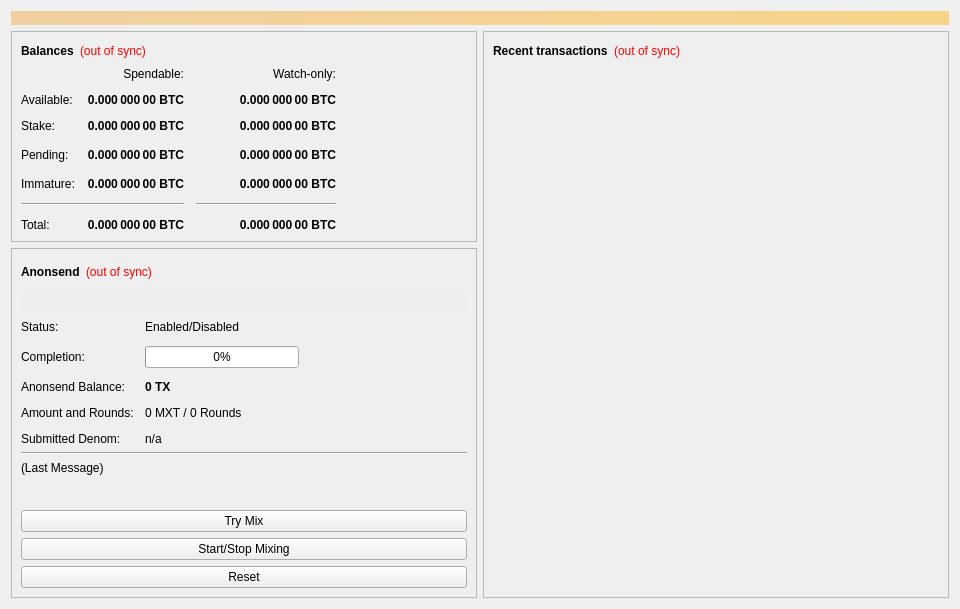
The window that src/qt/forms/overviewpage.ui (martexcoin/martexcoin_4x) describes before a commit, drawn with Qt 5.
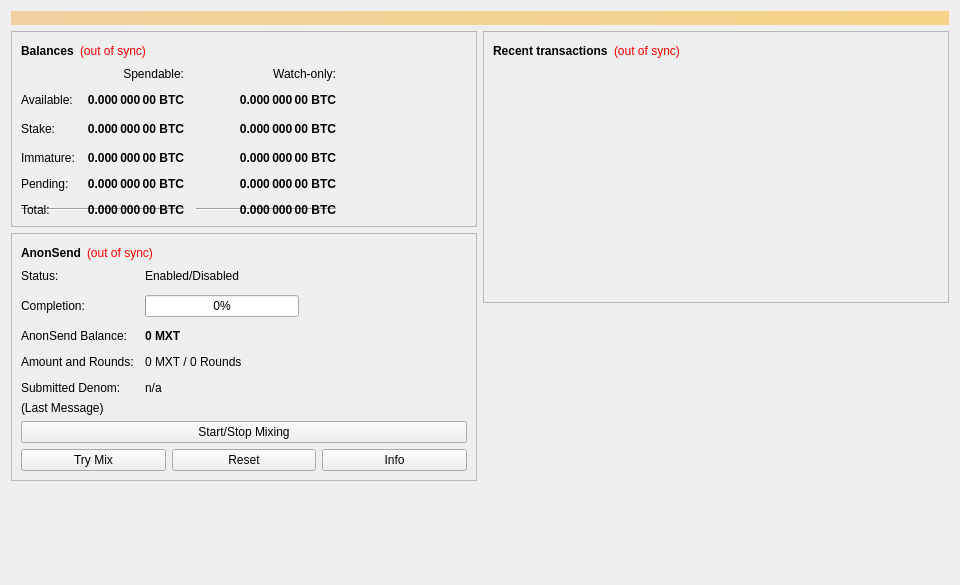
The same window after the commit.

What changed in the file:
```diff
--- a/src/qt/forms/overviewpage.ui
+++ b/src/qt/forms/overviewpage.ui
@@ -7,7 +7,7 @@
     <x>0</x>
     <y>0</y>
     <width>960</width>
-    <height>594</height>
+    <height>585</height>
    </rect>
   </property>
   <property name="minimumSize">
@@ -103,7 +103,7 @@
             <property name="spacing">
              <number>12</number>
             </property>
-            <item row="3" column="2">
+            <item row="4" column="2">
              <widget class="QLabel" name="labelWatchPending">
               <property name="font">
                <font>
@@ -128,7 +128,7 @@
               </property>
              </widget>
             </item>
-            <item row="3" column="1">
+            <item row="4" column="1">
              <widget class="QLabel" name="labelUnconfirmed">
               <property name="font">
                <font>
@@ -153,7 +153,57 @@
               </property>
              </widget>
             </item>
-            <item row="4" column="2">
+            <item row="2" column="2">
+             <widget class="QLabel" name="labelWatchStake">
+              <property name="font">
+               <font>
+                <weight>75</weight>
+                <bold>true</bold>
+               </font>
+              </property>
+              <property name="cursor">
+               <cursorShape>IBeamCursor</cursorShape>
+              </property>
+              <property name="toolTip">
+               <string>Unconfirmed transactions to watch-only addresses</string>
+              </property>
+              <property name="text">
+               <string notr="true">0.000 000 00 BTC</string>
+              </property>
+              <property name="alignment">
+               <set>Qt::AlignRight|Qt::AlignTrailing|Qt::AlignVCenter</set>
+              </property>
+              <property name="textInteractionFlags">
+               <set>Qt::LinksAccessibleByMouse|Qt::TextSelectableByKeyboard|Qt::TextSelectableByMouse</set>
+              </property>
+             </widget>
+            </item>
+            <item row="2" column="1">
+             <widget class="QLabel" name="labelStake">
+              <property name="font">
+               <font>
+                <weight>75</weight>
+                <bold>true</bold>
+               </font>
+              </property>
+              <property name="cursor">
+               <cursorShape>IBeamCursor</cursorShape>
+              </property>
+              <property name="toolTip">
+               <string>Total of transactions that have yet to be confirmed, and do not yet count toward the spendable balance</string>
+              </property>
+              <property name="text">
+               <string notr="true">0.000 000 00 BTC</string>
+              </property>
+              <property name="alignment">
+               <set>Qt::AlignRight|Qt::AlignTrailing|Qt::AlignVCenter</set>
+              </property>
+              <property name="textInteractionFlags">
+               <set>Qt::LinksAccessibleByMouse|Qt::TextSelectableByKeyboard|Qt::TextSelectableByMouse</set>
+              </property>
+             </widget>
+            </item>
+            <item row="3" column="2">
              <widget class="QLabel" name="labelWatchImmature">
               <property name="font">
                <font>
@@ -204,14 +254,14 @@
               </property>
              </widget>
             </item>
-            <item row="6" column="0">
+            <item row="5" column="0">
              <widget class="QLabel" name="labelTotalText">
               <property name="text">
                <string>Total:</string>
               </property>
              </widget>
             </item>
-            <item row="4" column="1">
+            <item row="3" column="1">
              <widget class="QLabel" name="labelImmature">
               <property name="font">
                <font>
@@ -236,7 +286,7 @@
               </property>
              </widget>
             </item>
-            <item row="3" column="3">
+            <item row="2" column="3">
              <spacer name="horizontalSpacer_2">
               <property name="orientation">
                <enum>Qt::Horizontal</enum>
@@ -249,14 +299,21 @@
               </property>
              </spacer>
             </item>
-            <item row="4" column="0">
+            <item row="2" column="0">
+             <widget class="QLabel" name="labelStakeText">
+              <property name="text">
+               <string>Stake:</string>
+              </property>
+             </widget>
+            </item>
+            <item row="3" column="0">
              <widget class="QLabel" name="labelImmatureText">
               <property name="text">
                <string>Immature:</string>
               </property>
              </widget>
             </item>
-            <item row="6" column="1">
+            <item row="5" column="1">
              <widget class="QLabel" name="labelTotal">
               <property name="font">
                <font>
@@ -281,7 +338,7 @@
               </property>
              </widget>
             </item>
-            <item row="6" column="2">
+            <item row="5" column="2">
              <widget class="QLabel" name="labelWatchTotal">
               <property name="font">
                <font>
@@ -348,63 +405,6 @@
               </property>
              </widget>
             </item>
-            <item row="2" column="0">
-             <widget class="QLabel" name="label_10">
-              <property name="text">
-               <string>Stake:</string>
-              </property>
-             </widget>
-            </item>
-            <item row="2" column="1">
-             <widget class="QLabel" name="labelStake">
-              <property name="font">
-               <font>
-                <weight>75</weight>
-                <bold>true</bold>
-               </font>
-              </property>
-              <property name="cursor">
-               <cursorShape>IBeamCursor</cursorShape>
-              </property>
-              <property name="toolTip">
-               <string>Total of coins that was staked, and do not yet count toward the current balance</string>
-              </property>
-              <property name="text">
-               <string notr="true">0.000 000 00 BTC</string>
-              </property>
-              <property name="alignment">
-               <set>Qt::AlignRight|Qt::AlignTrailing|Qt::AlignVCenter</set>
-              </property>
-              <property name="textInteractionFlags">
-               <set>Qt::LinksAccessibleByMouse|Qt::TextSelectableByKeyboard|Qt::TextSelectableByMouse</set>
-              </property>
-             </widget>
-            </item>
-            <item row="2" column="2">
-             <widget class="QLabel" name="labelWatchStake">
-              <property name="font">
-               <font>
-                <weight>75</weight>
-                <bold>true</bold>
-               </font>
-              </property>
-              <property name="cursor">
-               <cursorShape>IBeamCursor</cursorShape>
-              </property>
-              <property name="toolTip">
-               <string>Total of coins that was staked in watch-only addresses, and do not yet count toward the current watch-only balance</string>
-              </property>
-              <property name="text">
-               <string notr="true">0.000 000 00 BTC</string>
-              </property>
-              <property name="alignment">
-               <set>Qt::AlignRight|Qt::AlignTrailing|Qt::AlignVCenter</set>
-              </property>
-              <property name="textInteractionFlags">
-               <set>Qt::LinksAccessibleByMouse|Qt::TextSelectableByKeyboard|Qt::TextSelectableByMouse</set>
-              </property>
-             </widget>
-            </item>
             <item row="1" column="2">
              <widget class="QLabel" name="labelWatchAvailable">
               <property name="font">
@@ -430,7 +430,7 @@
               </property>
              </widget>
             </item>
-            <item row="3" column="0">
+            <item row="4" column="0">
              <widget class="QLabel" name="labelPendingText">
               <property name="text">
                <string>Pending:</string>
@@ -453,19 +453,7 @@
         </widget>
        </item>
        <item>
-        <widget class="QFrame" name="frameAnonsend">
-         <property name="sizePolicy">
-          <sizepolicy hsizetype="Expanding" vsizetype="Expanding">
-           <horstretch>0</horstretch>
-           <verstretch>0</verstretch>
-          </sizepolicy>
-         </property>
-         <property name="minimumSize">
-          <size>
-           <width>0</width>
-           <height>350</height>
-          </size>
-         </property>
+        <widget class="QFrame" name="frameAnonSend">
          <property name="layoutDirection">
           <enum>Qt::LeftToRight</enum>
          </property>
@@ -475,7 +463,7 @@
          <property name="frameShadow">
           <enum>QFrame::Raised</enum>
          </property>
-         <layout class="QVBoxLayout" name="verticalLayout_5">
+         <layout class="QVBoxLayout" name="VerticalLayout_PS1">
           <item>
            <layout class="QHBoxLayout" name="horizontalLayout_5">
             <item>
@@ -487,7 +475,7 @@
                </font>
               </property>
               <property name="text">
-               <string>Anonsend</string>
+               <string>AnonSend</string>
               </property>
              </widget>
             </item>
@@ -523,438 +511,7 @@
            </layout>
           </item>
           <item>
-           <widget class="QPushButton" name="runAutoDenom">
-            <property name="palette">
-             <palette>
-              <active>
-               <colorrole role="WindowText">
-                <brush brushstyle="SolidPattern">
-                 <color alpha="255">
-                  <red>0</red>
-                  <green>0</green>
-                  <blue>0</blue>
-                 </color>
-                </brush>
-               </colorrole>
-               <colorrole role="Button">
-                <brush brushstyle="SolidPattern">
-                 <color alpha="255">
-                  <red>239</red>
-                  <green>238</green>
-                  <blue>238</blue>
-                 </color>
-                </brush>
-               </colorrole>
-               <colorrole role="Light">
-                <brush brushstyle="SolidPattern">
-                 <color alpha="255">
-                  <red>255</red>
-                  <green>255</green>
-                  <blue>255</blue>
-                 </color>
-                </brush>
-               </colorrole>
-               <colorrole role="Midlight">
-                <brush brushstyle="SolidPattern">
-                 <color alpha="255">
-                  <red>247</red>
-                  <green>246</green>
-                  <blue>246</blue>
-                 </color>
-                </brush>
-               </colorrole>
-               <colorrole role="Dark">
-                <brush brushstyle="SolidPattern">
-                 <color alpha="255">
-                  <red>119</red>
-                  <green>119</green>
-                  <blue>119</blue>
-                 </color>
-                </brush>
-               </colorrole>
-               <colorrole role="Mid">
-                <brush brushstyle="SolidPattern">
-                 <color alpha="255">
-                  <red>159</red>
-                  <green>159</green>
-                  <blue>159</blue>
-                 </color>
-                </brush>
-               </colorrole>
-               <colorrole role="Text">
-                <brush brushstyle="SolidPattern">
-                 <color alpha="255">
-                  <red>0</red>
-                  <green>0</green>
-                  <blue>0</blue>
-                 </color>
-                </brush>
-               </colorrole>
-               <colorrole role="BrightText">
-                <brush brushstyle="SolidPattern">
-                 <color alpha="255">
-                  <red>255</red>
-                  <green>255</green>
-                  <blue>255</blue>
-                 </color>
-                </brush>
-               </colorrole>
-               <colorrole role="ButtonText">
-                <brush brushstyle="SolidPattern">
-                 <color alpha="255">
-                  <red>0</red>
-                  <green>0</green>
-                  <blue>0</blue>
-                 </color>
-                </brush>
-               </colorrole>
-               <colorrole role="Base">
-                <brush brushstyle="SolidPattern">
-                 <color alpha="255">
-                  <red>255</red>
-                  <green>255</green>
-                  <blue>255</blue>
-                 </color>
-                </brush>
-               </colorrole>
-               <colorrole role="Window">
-                <brush brushstyle="SolidPattern">
-                 <color alpha="255">
-                  <red>239</red>
-                  <green>238</green>
-                  <blue>238</blue>
-                 </color>
-                </brush>
-               </colorrole>
-               <colorrole role="Shadow">
-                <brush brushstyle="SolidPattern">
-                 <color alpha="255">
-                  <red>0</red>
-                  <green>0</green>
-                  <blue>0</blue>
-                 </color>
-                </brush>
-               </colorrole>
-               <colorrole role="AlternateBase">
-                <brush brushstyle="SolidPattern">
-                 <color alpha="255">
-                  <red>247</red>
-                  <green>246</green>
-                  <blue>246</blue>
-                 </color>
-                </brush>
-               </colorrole>
-               <colorrole role="ToolTipBase">
-                <brush brushstyle="SolidPattern">
-                 <color alpha="255">
-                  <red>255</red>
-                  <green>255</green>
-                  <blue>220</blue>
-                 </color>
-                </brush>
-               </colorrole>
-               <colorrole role="ToolTipText">
-                <brush brushstyle="SolidPattern">
-                 <color alpha="255">
-                  <red>0</red>
-                  <green>0</green>
-                  <blue>0</blue>
-                 </color>
-                </brush>
-               </colorrole>
-              </active>
-              <inactive>
-               <colorrole role="WindowText">
-                <brush brushstyle="SolidPattern">
-                 <color alpha="255">
-                  <red>0</red>
-                  <green>0</green>
-                  <blue>0</blue>
-                 </color>
-                </brush>
-               </colorrole>
-               <colorrole role="Button">
-                <brush brushstyle="SolidPattern">
-                 <color alpha="255">
-                  <red>239</red>
-                  <green>238</green>
-                  <blue>238</blue>
-                 </color>
-                </brush>
-               </colorrole>
-               <colorrole role="Light">
-                <brush brushstyle="SolidPattern">
-                 <color alpha="255">
-                  <red>255</red>
-                  <green>255</green>
-                  <blue>255</blue>
-                 </color>
-                </brush>
-               </colorrole>
-               <colorrole role="Midlight">
-                <brush brushstyle="SolidPattern">
-                 <color alpha="255">
-                  <red>247</red>
-                  <green>246</green>
-                  <blue>246</blue>
-                 </color>
-                </brush>
-               </colorrole>
-               <colorrole role="Dark">
-                <brush brushstyle="SolidPattern">
-                 <color alpha="255">
-                  <red>119</red>
-                  <green>119</green>
-                  <blue>119</blue>
-                 </color>
-                </brush>
-               </colorrole>
-               <colorrole role="Mid">
-                <brush brushstyle="SolidPattern">
-                 <color alpha="255">
-                  <red>159</red>
-                  <green>159</green>
-                  <blue>159</blue>
-                 </color>
-                </brush>
-               </colorrole>
-               <colorrole role="Text">
-                <brush brushstyle="SolidPattern">
-                 <color alpha="255">
-                  <red>0</red>
-                  <green>0</green>
-                  <blue>0</blue>
-                 </color>
-                </brush>
-               </colorrole>
-               <colorrole role="BrightText">
-                <brush brushstyle="SolidPattern">
-                 <color alpha="255">
-                  <red>255</red>
-                  <green>255</green>
-                  <blue>255</blue>
-                 </color>
-                </brush>
-               </colorrole>
-               <colorrole role="ButtonText">
-                <brush brushstyle="SolidPattern">
-                 <color alpha="255">
-                  <red>0</red>
-                  <green>0</green>
-                  <blue>0</blue>
-                 </color>
-                </brush>
-               </colorrole>
-               <colorrole role="Base">
-                <brush brushstyle="SolidPattern">
-                 <color alpha="255">
-                  <red>255</red>
-                  <green>255</green>
-                  <blue>255</blue>
-                 </color>
-                </brush>
-               </colorrole>
-               <colorrole role="Window">
-                <brush brushstyle="SolidPattern">
-                 <color alpha="255">
-                  <red>239</red>
-                  <green>238</green>
-                  <blue>238</blue>
-                 </color>
-                </brush>
-               </colorrole>
-               <colorrole role="Shadow">
-                <brush brushstyle="SolidPattern">
-                 <color alpha="255">
-                  <red>0</red>
-                  <green>0</green>
-                  <blue>0</blue>
-                 </color>
-                </brush>
-               </colorrole>
-               <colorrole role="AlternateBase">
-                <brush brushstyle="SolidPattern">
-                 <color alpha="255">
-                  <red>247</red>
-                  <green>246</green>
-                  <blue>246</blue>
-                 </color>
-                </brush>
-               </colorrole>
-               <colorrole role="ToolTipBase">
-                <brush brushstyle="SolidPattern">
-                 <color alpha="255">
-                  <red>255</red>
-                  <green>255</green>
-                  <blue>220</blue>
-                 </color>
-                </brush>
-               </colorrole>
-               <colorrole role="ToolTipText">
-                <brush brushstyle="SolidPattern">
-                 <color alpha="255">
-                  <red>0</red>
-                  <green>0</green>
-                  <blue>0</blue>
-                 </color>
-                </brush>
-               </colorrole>
-              </inactive>
-              <disabled>
-               <colorrole role="WindowText">
-                <brush brushstyle="SolidPattern">
-                 <color alpha="255">
-                  <red>119</red>
-                  <green>119</green>
-                  <blue>119</blue>
-                 </color>
-                </brush>
-               </colorrole>
-               <colorrole role="Button">
-                <brush brushstyle="SolidPattern">
-                 <color alpha="255">
-                  <red>239</red>
-                  <green>238</green>
-                  <blue>238</blue>
-                 </color>
-                </brush>
-               </colorrole>
-               <colorrole role="Light">
-                <brush brushstyle="SolidPattern">
-                 <color alpha="255">
-                  <red>255</red>
-                  <green>255</green>
-                  <blue>255</blue>
-                 </color>
-                </brush>
-               </colorrole>
-               <colorrole role="Midlight">
-                <brush brushstyle="SolidPattern">
-                 <color alpha="255">
-                  <red>247</red>
-                  <green>246</green>
-                  <blue>246</blue>
-                 </color>
-                </brush>
-               </colorrole>
-               <colorrole role="Dark">
-                <brush brushstyle="SolidPattern">
-                 <color alpha="255">
-                  <red>119</red>
-                  <green>119</green>
-                  <blue>119</blue>
-                 </color>
-                </brush>
-               </colorrole>
-               <colorrole role="Mid">
-                <brush brushstyle="SolidPattern">
-                 <color alpha="255">
-                  <red>159</red>
-                  <green>159</green>
-                  <blue>159</blue>
-                 </color>
-                </brush>
-               </colorrole>
-               <colorrole role="Text">
-                <brush brushstyle="SolidPattern">
-                 <color alpha="255">
-                  <red>119</red>
-                  <green>119</green>
-                  <blue>119</blue>
-                 </color>
-                </brush>
-               </colorrole>
-               <colorrole role="BrightText">
-                <brush brushstyle="SolidPattern">
-                 <color alpha="255">
-                  <red>255</red>
-                  <green>255</green>
-                  <blue>255</blue>
-                 </color>
-                </brush>
-               </colorrole>
-               <colorrole role="ButtonText">
-                <brush brushstyle="SolidPattern">
-                 <color alpha="255">
-                  <red>119</red>
-                  <green>119</green>
-                  <blue>119</blue>
-                 </color>
-                </brush>
-               </colorrole>
-               <colorrole role="Base">
-                <brush brushstyle="SolidPattern">
-                 <color alpha="255">
-                  <red>239</red>
-                  <green>238</green>
-                  <blue>238</blue>
-                 </color>
-                </brush>
-               </colorrole>
-               <colorrole role="Window">
-                <brush brushstyle="SolidPattern">
-                 <color alpha="255">
-                  <red>239</red>
-                  <green>238</green>
-                  <blue>238</blue>
-                 </color>
-                </brush>
-               </colorrole>
-               <colorrole role="Shadow">
-                <brush brushstyle="SolidPattern">
-                 <color alpha="255">
-                  <red>0</red>
-                  <green>0</green>
-                  <blue>0</blue>
-                 </color>
-                </brush>
-               </colorrole>
-               <colorrole role="AlternateBase">
-                <brush brushstyle="SolidPattern">
-                 <color alpha="255">
-                  <red>239</red>
-                  <green>238</green>
-                  <blue>238</blue>
-                 </color>
-                </brush>
-               </colorrole>
-               <colorrole role="ToolTipBase">
-                <brush brushstyle="SolidPattern">
-                 <color alpha="255">
-                  <red>255</red>
-                  <green>255</green>
-                  <blue>220</blue>
-                 </color>
-                </brush>
-               </colorrole>
-               <colorrole role="ToolTipText">
-                <brush brushstyle="SolidPattern">
-                 <color alpha="255">
-                  <red>0</red>
-                  <green>0</green>
-                  <blue>0</blue>
-                 </color>
-                </brush>
-               </colorrole>
-              </disabled>
-             </palette>
-            </property>
-            <property name="focusPolicy">
-             <enum>Qt::NoFocus</enum>
-            </property>
-            <property name="autoFillBackground">
-             <bool>true</bool>
-            </property>
-            <property name="text">
-             <string/>
-            </property>
-            <property name="flat">
-             <bool>true</bool>
-            </property>
-           </widget>
-          </item>
-          <item>
-           <layout class="QFormLayout" name="formLayout">
+           <layout class="QFormLayout" name="anonSendFormLayout">
             <property name="fieldGrowthPolicy">
              <enum>QFormLayout::AllNonFixedFieldsGrow</enum>
             </property>
@@ -965,21 +522,28 @@
              <number>12</number>
             </property>
             <item row="0" column="0">
-             <widget class="QLabel" name="label_6">
+             <widget class="QLabel" name="labelAnonSendEnabledText">
               <property name="text">
                <string>Status:</string>
               </property>
              </widget>
             </item>
+            <item row="0" column="1">
+             <widget class="QLabel" name="labelAnonSendEnabled">
+              <property name="text">
+               <string>Enabled/Disabled</string>
+              </property>
+             </widget>
+            </item>
             <item row="1" column="0">
-             <widget class="QLabel" name="label_7">
+             <widget class="QLabel" name="labelCompletitionText">
               <property name="text">
                <string>Completion:</string>
               </property>
              </widget>
             </item>
             <item row="1" column="1">
-             <widget class="QProgressBar" name="anonsendProgress">
+             <widget class="QProgressBar" name="anonSendProgress">
               <property name="maximumSize">
                <size>
                 <width>154</width>
@@ -991,14 +555,14 @@
               </property>
              </widget>
             </item>
-            <item row="3" column="0">
+            <item row="2" column="0">
              <widget class="QLabel" name="labelAnonymizedText">
               <property name="text">
-               <string>Anonsend Balance:</string>
+               <string>AnonSend Balance:</string>
               </property>
              </widget>
             </item>
-            <item row="3" column="1">
+            <item row="2" column="1">
              <widget class="QLabel" name="labelAnonymized">
               <property name="font">
                <font>
@@ -1007,32 +571,32 @@
                </font>
               </property>
               <property name="text">
-               <string notr="true">0 TX</string>
+               <string notr="true">0 MXT</string>
               </property>
              </widget>
             </item>
-            <item row="4" column="0">
-             <widget class="QLabel" name="label_8">
+            <item row="3" column="0">
+             <widget class="QLabel" name="labelAmountAndRoundsText">
               <property name="text">
                <string>Amount and Rounds:</string>
               </property>
              </widget>
             </item>
-            <item row="4" column="1">
+            <item row="3" column="1">
              <widget class="QLabel" name="labelAmountRounds">
               <property name="text">
                <string>0 MXT / 0 Rounds</string>
               </property>
              </widget>
             </item>
-            <item row="5" column="0">
-             <widget class="QLabel" name="label_9">
+            <item row="4" column="0">
+             <widget class="QLabel" name="labelSubmittedDenomText">
               <property name="text">
                <string>Submitted Denom:</string>
               </property>
              </widget>
             </item>
-            <item row="5" column="1">
+            <item row="4" column="1">
              <widget class="QLabel" name="labelSubmittedDenom">
               <property name="toolTip">
                <string>The denominations you submitted to the Masternode.&lt;br&gt;To mix, other users must submit the exact same denominations.</string>
@@ -1042,89 +606,93 @@
               </property>
              </widget>
             </item>
-            <item row="0" column="1">
-             <widget class="QLabel" name="anonsendEnabled">
+           </layout>
+          </item>
+          <item>
+           <layout class="QVBoxLayout" name="VerticalLayout_PS">
+            <item>
+             <widget class="QLabel" name="labelAnonSendLastMessage">
               <property name="text">
-               <string>Enabled/Disabled</string>
+               <string>(Last Message)</string>
               </property>
+              <property name="alignment">
+               <set>Qt::AlignLeading|Qt::AlignLeft|Qt::AlignTop</set>
+              </property>
+              <property name="wordWrap">
+               <bool>true</bool>
+              </property>
              </widget>
             </item>
+            <item>
+             <widget class="QPushButton" name="toggleAnonSend">
+              <property name="sizePolicy">
+               <sizepolicy hsizetype="MinimumExpanding" vsizetype="Fixed">
+                <horstretch>0</horstretch>
+                <verstretch>0</verstretch>
+               </sizepolicy>
+              </property>
+              <property name="text">
+               <string>Start/Stop Mixing</string>
+              </property>
+             </widget>
+            </item>
+            <item>
+             <layout class="QHBoxLayout" name="horizontalLayout_debugbuttons">
+              <item>
+               <widget class="QPushButton" name="anonSendAuto">
+                <property name="sizePolicy">
+                 <sizepolicy hsizetype="MinimumExpanding" vsizetype="Fixed">
+                  <horstretch>0</horstretch>
+                  <verstretch>0</verstretch>
+                 </sizepolicy>
+                </property>
+                <property name="toolTip">
+                 <string>Try to manually submit a AnonSend request.</string>
+                </property>
+                <property name="text">
+                 <string>Try Mix</string>
+                </property>
+               </widget>
+              </item>
+              <item>
+               <widget class="QPushButton" name="anonSendReset">
+                <property name="sizePolicy">
+                 <sizepolicy hsizetype="MinimumExpanding" vsizetype="Fixed">
+                  <horstretch>0</horstretch>
+                  <verstretch>0</verstretch>
+                 </sizepolicy>
+                </property>
+                <property name="toolTip">
+                 <string>Reset the current status of AnonSend (can interrupt AnonSend if it's in the process of Mixing, which can cost you money!)</string>
+                </property>
+                <property name="autoFillBackground">
+                 <bool>false</bool>
+                </property>
+                <property name="text">
+                 <string>Reset</string>
+                </property>
+               </widget>
+              </item>
+              <item>
+               <widget class="QPushButton" name="anonSendInfo">
+                <property name="sizePolicy">
+                 <sizepolicy hsizetype="MinimumExpanding" vsizetype="Fixed">
+                  <horstretch>0</horstretch>
+                  <verstretch>0</verstretch>
+                 </sizepolicy>
+                </property>
+                <property name="toolTip">
+                 <string>Information about AnonSend and Mixing</string>
+                </property>
+                <property name="text">
+                 <string>Info</string>
+                </property>
+               </widget>
+              </item>
+             </layout>
+            </item>
            </layout>
           </item>
-          <item>
-           <widget class="Line" name="lineLastMessage">
-            <property name="orientation">
-             <enum>Qt::Horizontal</enum>
-            </property>
-           </widget>
-          </item>
-          <item>
-           <widget class="QLabel" name="anonsendStatus">
-            <property name="minimumSize">
-             <size>
-              <width>288</width>
-              <height>43</height>
-             </size>
-            </property>
-            <property name="text">
-             <string>(Last Message)</string>
-            </property>
-            <property name="alignment">
-             <set>Qt::AlignLeading|Qt::AlignLeft|Qt::AlignTop</set>
-            </property>
-            <property name="wordWrap">
-             <bool>true</bool>
-            </property>
-           </widget>
-          </item>
-          <item>
-           <widget class="QPushButton" name="anonsendAuto">
-            <property name="sizePolicy">
-             <sizepolicy hsizetype="MinimumExpanding" vsizetype="Fixed">
-              <horstretch>0</horstretch>
-              <verstretch>0</verstretch>
-             </sizepolicy>
-            </property>
-            <property name="toolTip">
-             <string>Try to manually submit a Anonsend request.</string>
-            </property>
-            <property name="text">
-             <string>Try Mix</string>
-            </property>
-           </widget>
-          </item>
-          <item>
-           <widget class="QPushButton" name="toggleAnonsend">
-            <property name="sizePolicy">
-             <sizepolicy hsizetype="MinimumExpanding" vsizetype="Fixed">
-              <horstretch>0</horstretch>
-              <verstretch>0</verstretch>
-             </sizepolicy>
-            </property>
-            <property name="text">
-             <string>Start/Stop Mixing</string>
-            </property>
-           </widget>
-          </item>
-          <item>
-           <widget class="QPushButton" name="anonsendReset">
-            <property name="sizePolicy">
-             <sizepolicy hsizetype="MinimumExpanding" vsizetype="Fixed">
-              <horstretch>0</horstretch>
-              <verstretch>0</verstretch>
-             </sizepolicy>
-            </property>
-            <property name="toolTip">
-             <string>Reset the current status of Anonsend (can interrupt Anonsend if it's in the process of Mixing, which can cost you money!)</string>
-            </property>
-            <property name="autoFillBackground">
-             <bool>false</bool>
-            </property>
-            <property name="text">
-             <string>Reset</string>
-            </property>
-           </widget>
-          </item>
          </layout>
         </widget>
        </item>
@@ -1184,7 +752,7 @@
                <string notr="true">(out of sync)</string>
               </property>
               <property name="alignment">
-               <set>Qt::AlignRight|Qt::AlignTrailing|Qt::AlignVCenter</set>
+               <set>Qt::AlignLeading|Qt::AlignLeft|Qt::AlignVCenter</set>
               </property>
              </widget>
             </item>
@@ -1225,6 +793,19 @@
          </layout>
         </widget>
        </item>
+       <item>
+        <spacer name="verticalSpacer_2">
+         <property name="orientation">
+          <enum>Qt::Vertical</enum>
+         </property>
+         <property name="sizeHint" stdset="0">
+          <size>
+           <width>20</width>
+           <height>40</height>
+          </size>
+         </property>
+        </spacer>
+       </item>
       </layout>
      </item>
     </layout>
```
Left out of the diff: 19 changed lines with no effect on the pictures.
